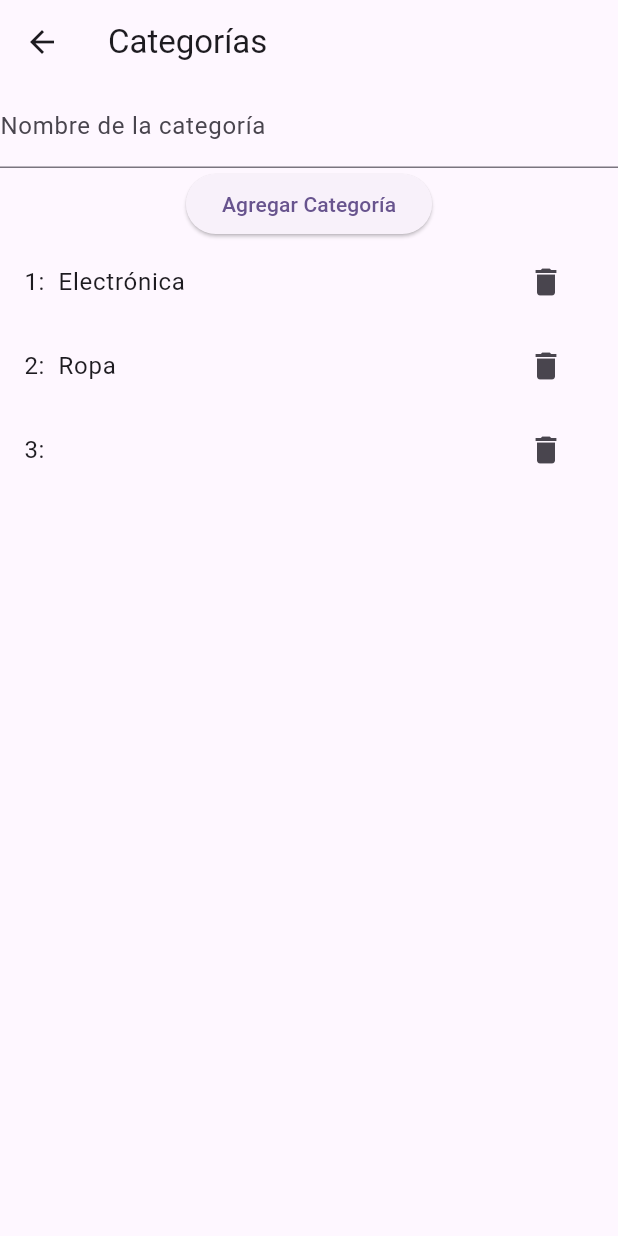
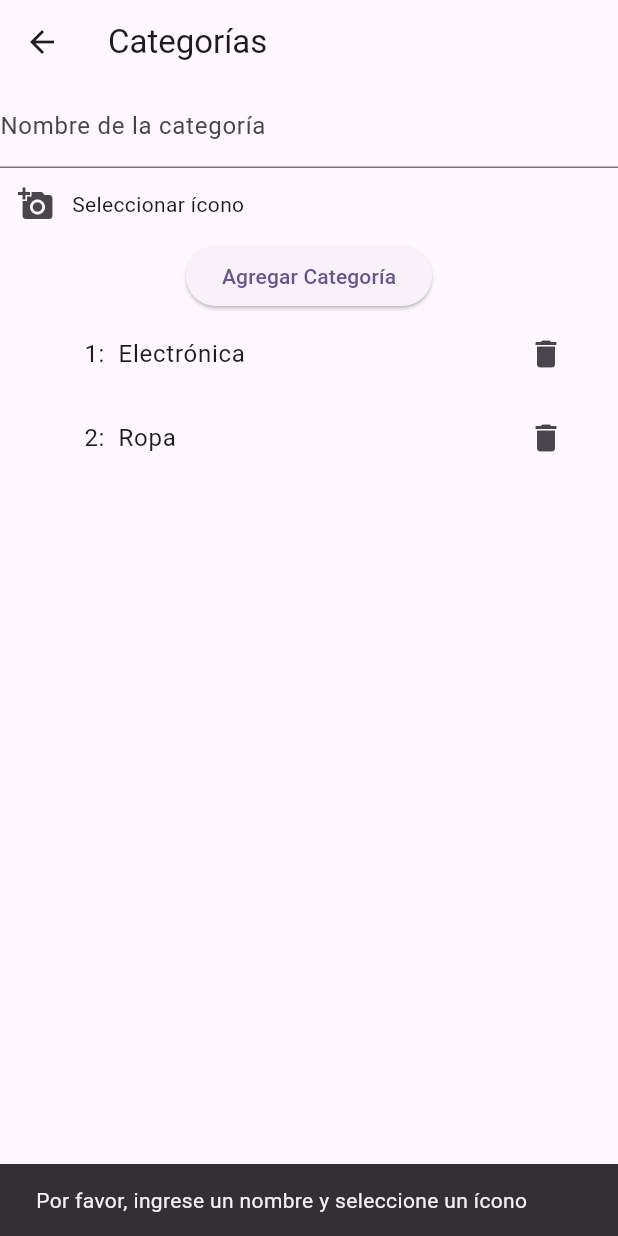
Before and after one commit to jorgesemai19/parcial2, a Flutter app: the CategoryScreen screen opened by its route, after a tap on "Agregar Categoría", on a phone screen of 412 x 824 dp. Run offline on Flutter 3.47's test engine with Material 3 defaults, Android fonts, the light colour scheme and no system bars; our stand-ins replace image_picker.

Commit message:
Se agrega la seleccion de icono al crear una categoria

```diff
--- a/lib/models/category.dart
+++ b/lib/models/category.dart
@@ -1,6 +1,13 @@
+import 'package:flutter/material.dart';
+
 class Category {
   int idCategoria;
   String nombre;
+  IconData? icono; // Nuevo atributo para almacenar el ícono de la categoría
 
-  Category({required this.idCategoria, required this.nombre});
+  Category({
+    required this.idCategoria,
+    required this.nombre,
+    required this.icono, // Parámetro obligatorio para el ícono
+  });
 }
--- a/lib/screens/category_screen.dart
+++ b/lib/screens/category_screen.dart
@@ -1,4 +1,3 @@
-// screens/category_screen.dart
 import 'package:flutter/material.dart';
 import 'package:parcial2/models/category.dart';
 import 'package:parcial2/services/data_service.dart';
@@ -11,6 +10,72 @@
 class _CategoryScreenState extends State<CategoryScreen> {
   final _nameController = TextEditingController();
   final _dataService = DataService();
+  IconData? _selectedIcon; // Para almacenar el ícono seleccionado
+
+  void _selectIcon(BuildContext context) async {
+    IconData? icon = await showDialog(
+      context: context,
+      builder: (BuildContext context) {
+        return AlertDialog(
+          title: Text('Selecciona un ícono'),
+          content: Container(
+            height: 300, // Establece una altura fija para el Container
+            width: double.maxFinite, // Ancho máximo disponible
+            child: GridView.count(
+              shrinkWrap: true, // Esto permitirá que el GridView ajuste su tamaño
+              crossAxisCount: 4,
+              children: [
+                IconButton(
+                  icon: Icon(Icons.computer),
+                  onPressed: () => Navigator.of(context).pop(Icons.computer),
+                ),
+                IconButton(
+                  icon: Icon(Icons.sports_soccer),
+                  onPressed: () => Navigator.of(context).pop(Icons.sports_soccer),
+                ),
+                IconButton(
+                  icon: Icon(Icons.kitchen),
+                  onPressed: () => Navigator.of(context).pop(Icons.kitchen),
+                ),
+                IconButton(
+                  icon: Icon(Icons.school),
+                  onPressed: () => Navigator.of(context).pop(Icons.school),
+                ),
+                // Puedes agregar más íconos aquí
+              ],
+            ),
+          ),
+        );
+      },
+    );
+
+    if (icon != null) {
+      setState(() {
+        _selectedIcon = icon; // Guardamos el ícono seleccionado
+      });
+    }
+  }
+
+
+  // Función para agregar la categoría con el ícono seleccionado
+  void _addCategory() {
+    if (_selectedIcon != null && _nameController.text.isNotEmpty) {
+      setState(() {
+        _dataService.addCategory(Category(
+          idCategoria: _dataService.categories.length + 1,
+          nombre: _nameController.text,
+          icono: _selectedIcon!, // Asignamos el ícono seleccionado
+        ));
+        _nameController.clear();
+        _selectedIcon = null; // Reiniciamos el ícono después de agregar
+      });
+    } else {
+      // Mostrar un mensaje de error si no se seleccionó un ícono o el nombre está vacío
+      ScaffoldMessenger.of(context).showSnackBar(
+        SnackBar(content: Text('Por favor, ingrese un nombre y seleccione un ícono')),
+      );
+    }
+  }
 
   @override
   Widget build(BuildContext context) {
@@ -24,15 +89,19 @@
             controller: _nameController,
             decoration: InputDecoration(labelText: 'Nombre de la categoría'),
           ),
+          Row(
+            children: [
+              IconButton(
+                icon: Icon(_selectedIcon ?? Icons.add_a_photo), // Ícono por defecto
+                onPressed: () {
+                  _selectIcon(context); // Mostrar el selector de íconos
+                },
+              ),
+              Text('Seleccionar ícono'),
+            ],
+          ),
           ElevatedButton(
-            onPressed: () {
-              setState(() {
-                _dataService.addCategory(Category(
-                    idCategoria: _dataService.categories.length + 1,
-                    nombre: _nameController.text));
-              });
-              _nameController.clear();
-            },
+            onPressed: _addCategory, // Usamos la nueva función para agregar la categoría
             child: Text('Agregar Categoría'),
           ),
           Expanded(
@@ -41,6 +110,7 @@
               itemBuilder: (context, index) {
                 var category = _dataService.categories[index];
                 return ListTile(
+                  leading: Icon(category.icono), // Mostrar el ícono
                   title: Text('${category.idCategoria}:  ${category.nombre}'), // Muestra el id y el nombre
                   trailing: IconButton(
                     icon: Icon(Icons.delete),
--- a/lib/services/data_service.dart
+++ b/lib/services/data_service.dart
@@ -17,8 +17,8 @@
   }
 
   List<Category> categories = [
-    Category(idCategoria: 1, nombre: 'Electrónica'),
-    Category(idCategoria: 2, nombre: 'Ropa'),
+    Category(idCategoria: 1, nombre: 'Electrónica',icono:null),
+    Category(idCategoria: 2, nombre: 'Ropa',icono:null),
   ];
 
   List<Product> products = []; // Lista precargada con productos
```
